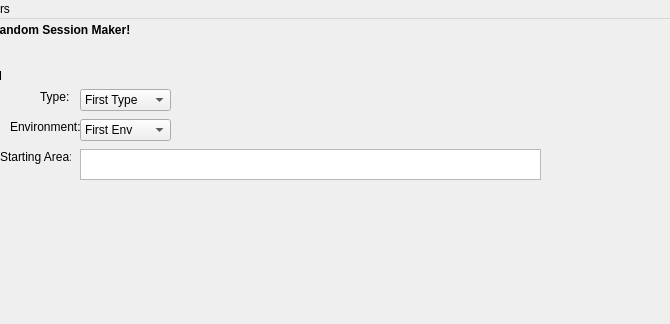
Qt form DesignerTemplates/RSM_Main.ui (Tellusionist/RPGRandomSessionMaker) before a commit; both pictures show x 130 to 800 and y 0 to 324 of the 800 by 600 pixel window.
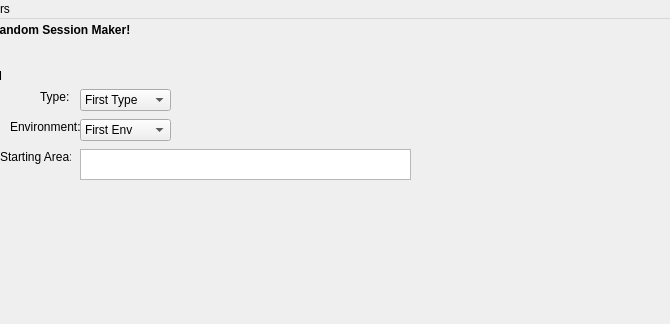
The same form after that commit.

```diff
--- a/DesignerTemplates/RSM_Main.ui
+++ b/DesignerTemplates/RSM_Main.ui
@@ -183,16 +183,6 @@
      <string/>
     </property>
    </widget>
-   <widget class="QTextEdit" name="txt_StartArea">
-    <property name="geometry">
-     <rect>
-      <x>210</x>
-      <y>130</y>
-      <width>461</width>
-      <height>31</height>
-     </rect>
-    </property>
-   </widget>
    <widget class="QPushButton" name="btn_rr_type">
     <property name="geometry">
      <rect>
@@ -232,6 +222,16 @@
      <string>Re-Roll</string>
     </property>
    </widget>
+   <widget class="QPlainTextEdit" name="txt_StartArea">
+    <property name="geometry">
+     <rect>
+      <x>210</x>
+      <y>130</y>
+      <width>331</width>
+      <height>31</height>
+     </rect>
+    </property>
+   </widget>
   </widget>
   <widget class="QMenuBar" name="menubar">
    <property name="geometry">
```
